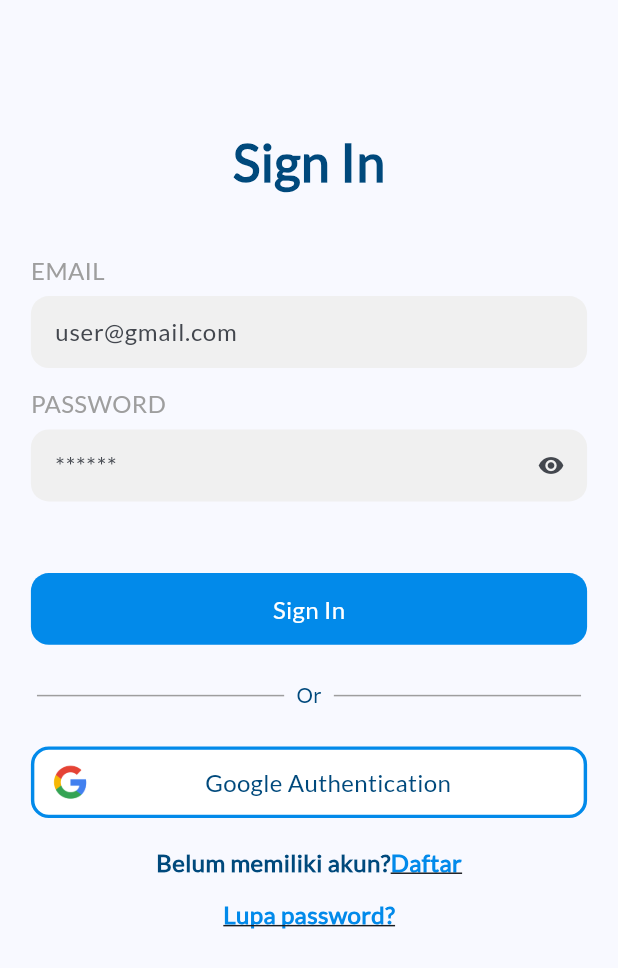
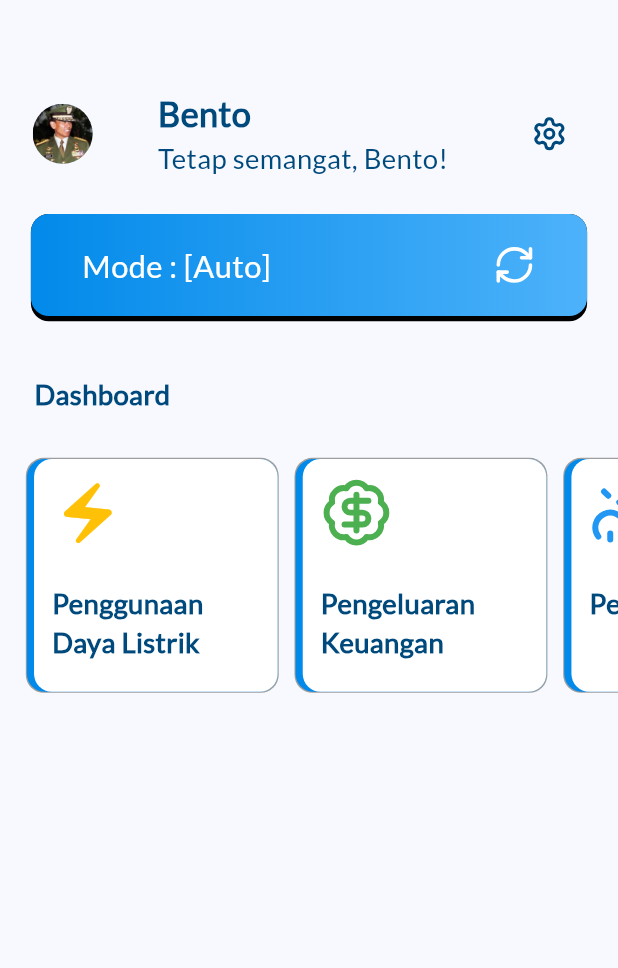
Before and after one commit to neorock07/smartgrid, a Flutter app: the screen it shows after launch, after a tap on "Sign In", on a phone screen of 412 x 824 dp. Shown: the top 968 px of the screen. Run offline on Flutter 3.47's test engine with Material 2 defaults, Android fonts, the phone set to English and light mode, and no system bars; our stand-ins replace firebase_core, flutter_screenutil, get, lucide_icons; accounts and stored records are empty.

Commit message:
add: home

```diff
--- /dev/null
+++ b/lib/Partials/Card/CardMode.dart
@@ -0,0 +1,47 @@
+import 'package:flutter/material.dart';
+import 'package:flutter_screenutil/flutter_screenutil.dart';
+import 'package:lucide_icons/lucide_icons.dart';
+
+Widget CardMode(BuildContext context, {
+  required String mode,
+  required Function() onRefresh
+}) {
+  return Container(
+    height: 60.h,
+    width: MediaQuery.of(context).size.width * 0.9,
+    child: Stack(
+      children: [
+        Container(
+          height: 60.h,
+          width: MediaQuery.of(context).size.width * 0.9,
+          decoration: BoxDecoration(
+              color: Colors.black, borderRadius: BorderRadius.circular(10.dm)),
+        ),
+        Container(
+          height: 57.h,
+          width: MediaQuery.of(context).size.width * 0.9,
+          decoration: BoxDecoration(
+              gradient: LinearGradient(colors: [
+                Color.fromRGBO(2, 138, 234, 1),
+                Color.fromRGBO(77, 178, 250, 1),
+              ]),
+              borderRadius: BorderRadius.circular(10.dm)),
+              child: Row(
+                mainAxisAlignment: MainAxisAlignment.spaceAround,
+                children: [
+                  Text("Mode : [$mode]", style: TextStyle(
+                    color: Colors.white,
+                    fontFamily: "Lato",
+                    fontSize: 18.sp
+                  ),),
+                  SizedBox(width: 10.w,),
+                  InkWell(
+                    onTap: onRefresh,
+                    child: Icon(LucideIcons.refreshCw, color: Colors.white,size: 25.sp,))
+                ],
+              ),
+        ),
+      ],
+    ),
+  );
+}
--- /dev/null
+++ b/lib/Partials/Card/DashboardCard.dart
@@ -0,0 +1,58 @@
+import 'package:flutter/material.dart';
+import 'package:flutter_screenutil/flutter_screenutil.dart';
+import 'package:lucide_icons/lucide_icons.dart';
+
+Widget DashboardCard(BuildContext context, {
+  required String label,
+  required IconData icon,
+  required Color color
+}){
+  return Container(
+    height: 140.dm,
+    width: 140.dm,
+    child: Stack(
+      children: [
+        Container(
+          width: 140.dm,
+          height: 140.dm,
+          decoration: BoxDecoration(
+            boxShadow: [
+              BoxShadow(color: Colors.grey,spreadRadius: 0.7)
+            ],
+            color: Color.fromRGBO(2, 138, 234, 1),
+            borderRadius: BorderRadius.circular(10.dm)
+          ),
+        ),
+
+        Align(
+          alignment: Alignment.centerRight,
+          child: Container(
+            width: 136.dm,
+            height: 140.dm,
+            decoration: BoxDecoration(
+              color: Colors.white,
+              borderRadius: BorderRadius.circular(10.dm)
+            ),
+            child: Padding(
+              padding: EdgeInsets.all(10.dm),
+              child: Column(
+                mainAxisAlignment: MainAxisAlignment.start,
+                crossAxisAlignment: CrossAxisAlignment.start,
+                children: [
+                  Icon(icon, color: color,size: 40.dm,),
+                  SizedBox(height: 20.h,),
+                  Text(label, style: TextStyle(
+                    color: Color.fromRGBO(0,73, 124, 1),
+                    fontWeight: FontWeight.bold,
+                    fontSize: 16.sp,
+                    fontFamily: "Lato"
+                  ),),
+                ],
+              ),
+            ),
+          ),
+        ),
+      ],
+    ),
+  );
+}
--- /dev/null
+++ b/lib/View/Home.dart
@@ -0,0 +1,132 @@
+import 'package:flutter/material.dart';
+import 'package:flutter_screenutil/flutter_screenutil.dart';
+import 'package:lucide_icons/lucide_icons.dart';
+import 'package:smartgrid/Partials/Card/CardMode.dart';
+import 'package:smartgrid/Partials/Card/DashboardCard.dart';
+
+class Home extends StatefulWidget {
+  const Home({Key? key}) : super(key: key);
+
+  @override
+  _HomeState createState() => _HomeState();
+}
+
+class _HomeState extends State<Home> {
+  @override
+  Widget build(BuildContext context) {
+    return Scaffold(
+      body: Column(
+        mainAxisAlignment: MainAxisAlignment.start,
+        children: [
+          SizedBox(
+            height: 50.h,
+          ),
+          Align(
+            alignment: Alignment.topCenter,
+            child: Row(
+              mainAxisAlignment: MainAxisAlignment.spaceAround,
+              children: [
+                const CircleAvatar(
+                  backgroundImage: AssetImage("assets/images/man_21.webp"),
+                ),
+                Column(
+                  crossAxisAlignment: CrossAxisAlignment.start,
+                  children: [
+                    Text(
+                      "Bento",
+                      style: TextStyle(
+                          color: Color.fromRGBO(0, 73, 124, 1),
+                          fontFamily: "Lato",
+                          fontWeight: FontWeight.bold,
+                          fontSize: 20.sp),
+                    ),
+                    Text(
+                      "Tetap semangat, Bento!",
+                      style: TextStyle(
+                          color: Color.fromRGBO(0, 73, 124, 1),
+                          fontFamily: "Lato",
+                          fontWeight: FontWeight.normal,
+                          fontSize: 16.sp),
+                    ),
+                  ],
+                ),
+                IconButton(
+                    onPressed: () {},
+                    icon: Icon(
+                      LucideIcons.settings,
+                      color: Color.fromRGBO(0, 73, 124, 1),
+                    ))
+              ],
+            ),
+          ),
+          SizedBox(
+            height: 20.h,
+          ),
+          /**
+           *
+           *card untuk menampilkan mode di home ,
+           note: onRefresh if refreshed icon tapped
+           */
+          CardMode(context, mode: "Auto", onRefresh: () {}),
+          SizedBox(
+            height: 30.h,
+          ),
+          Padding(
+            padding: EdgeInsets.only(left: 20.w),
+            child: Align(
+              alignment: Alignment.topLeft,
+              child: Text(
+                "Dashboard",
+                style: TextStyle(
+                    color: Color.fromRGBO(0, 73, 124, 1),
+                    fontFamily: "Lato",
+                    fontSize: 16.sp,
+                    fontWeight: FontWeight.bold),
+              ),
+            ),
+          ),
+          SizedBox(
+            height: 10.h,
+          ),
+          Container(
+            height: 160.dm,
+            width: MediaQuery.of(context).size.width,
+            child: SingleChildScrollView(
+              scrollDirection: Axis.horizontal,
+              child: Padding(
+                padding: EdgeInsets.all(10.dm),
+                child: Row(
+                  children: [
+                    Padding(
+                      padding: EdgeInsets.all(5.dm),
+                      child: DashboardCard(context,
+                          label: "Penggunaan Daya Listrik",
+                          icon: Icons.electric_bolt,
+                          color: Colors.amber),
+                    ),
+                    Padding(
+                      padding: EdgeInsets.all(5.dm),
+                      child: DashboardCard(context,
+                          label: "Pengeluaran Keuangan",
+                          icon: LucideIcons.badgeDollarSign,
+                          color: Colors.green
+                          ),
+                    ),
+                    Padding(
+                      padding: EdgeInsets.all(5.dm),
+                      child: DashboardCard(context,
+                          label: "Perkiraan Cuaca",
+                          icon: LucideIcons.cloudSunRain,
+                          color: Colors.blue
+                          ),
+                    ),
+                  ],
+                ),
+              ),
+            ),
+          ),
+        ],
+      ),
+    );
+  }
+}
--- a/lib/View/Login.dart
+++ b/lib/View/Login.dart
@@ -4,6 +4,7 @@ import 'package:get/get.dart';
 import 'package:smartgrid/Partials/Button/BaseButton.dart';
 import 'package:smartgrid/Partials/Button/GoogleButton.dart';
 import 'package:smartgrid/Partials/Form/formPassword.dart';
+import 'package:smartgrid/View/Home.dart';
 import 'package:smartgrid/View/Register.dart';
 
 import '../Partials/Form/formText.dart';
@@ -103,6 +104,7 @@ class _LoginState extends State<Login> {
               /*
                     function untuk login di sini
                   */
+                  Navigator.push(context, MaterialPageRoute(builder: (context) => Home()));
             }),
             SizedBox(
               height: 20.h,
--- a/pubspec.yaml
+++ b/pubspec.yaml
@@ -88,6 +88,7 @@ flutter:
   # To add assets to your application, add an assets section, like this:
   assets:
     - assets/images/google2.webp
+    - assets/images/man_21.webp
   #   - images/a_dot_ham.jpeg
 
   # An image asset can refer to one or more resolution-specific "variants", see
```
Also changed, not shown: assets/images/man_21.webp (added).
